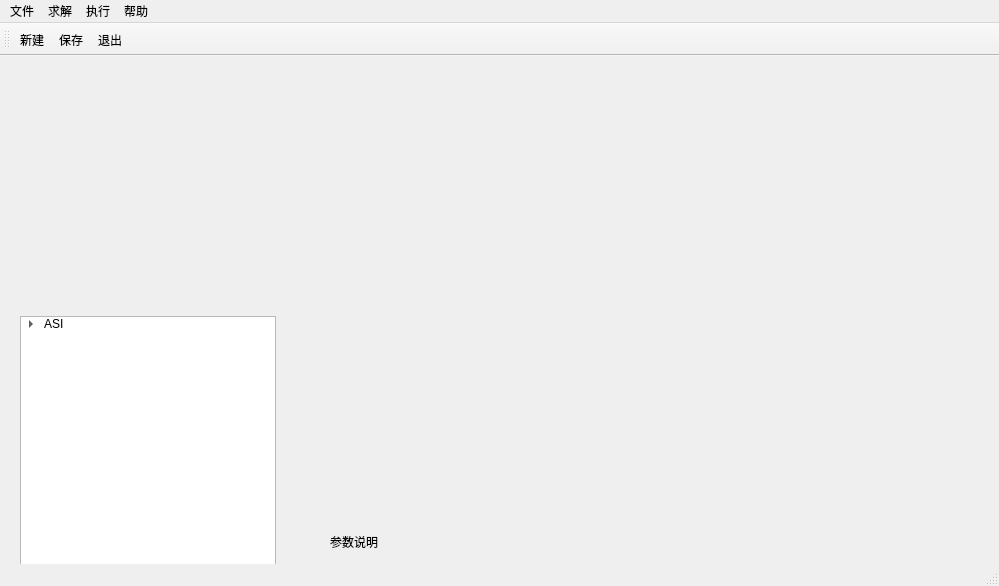
Qt form mainwindow.ui (onism/GTea) before a commit.
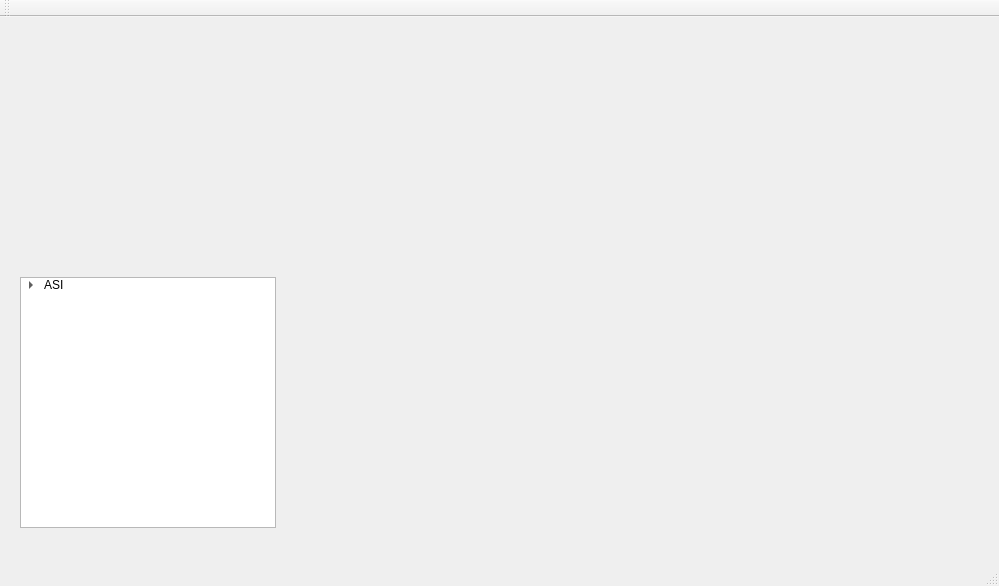
The same form after that commit. Icons and pictures are not drawn.

The edit to the form file:
```diff
--- a/mainwindow.ui
+++ b/mainwindow.ui
@@ -179,19 +179,6 @@
      </item>
     </item>
    </widget>
-   <widget class="QLabel" name="label">
-    <property name="geometry">
-     <rect>
-      <x>330</x>
-      <y>470</y>
-      <width>621</width>
-      <height>31</height>
-     </rect>
-    </property>
-    <property name="text">
-     <string>参数说明</string>
-    </property>
-   </widget>
   </widget>
   <widget class="QMenuBar" name="menuBar">
    <property name="geometry">
@@ -202,39 +189,6 @@
      <height>23</height>
     </rect>
    </property>
-   <widget class="QMenu" name="menu">
-    <property name="title">
-     <string>文件</string>
-    </property>
-    <addaction name="action_2"/>
-    <addaction name="action_3"/>
-    <addaction name="action_4"/>
-    <addaction name="separator"/>
-   </widget>
-   <widget class="QMenu" name="menu_2">
-    <property name="title">
-     <string>求解</string>
-    </property>
-    <addaction name="action_6"/>
-    <addaction name="actionTransient"/>
-    <addaction name="actionIteration"/>
-   </widget>
-   <widget class="QMenu" name="menu_3">
-    <property name="title">
-     <string>执行</string>
-    </property>
-    <addaction name="action_7"/>
-    <addaction name="action_8"/>
-   </widget>
-   <widget class="QMenu" name="menu_4">
-    <property name="title">
-     <string>帮助</string>
-    </property>
-   </widget>
-   <addaction name="menu"/>
-   <addaction name="menu_2"/>
-   <addaction name="menu_3"/>
-   <addaction name="menu_4"/>
   </widget>
   <widget class="QStatusBar" name="statusBar"/>
   <widget class="QToolBar" name="toolBar">
@@ -247,9 +201,6 @@
    <attribute name="toolBarBreak">
     <bool>false</bool>
    </attribute>
-   <addaction name="action_2"/>
-   <addaction name="action_3"/>
-   <addaction name="action_4"/>
   </widget>
   <action name="action_2">
    <property name="text">
```
Left out of the diff: 48 changed lines with no effect on the pictures.
